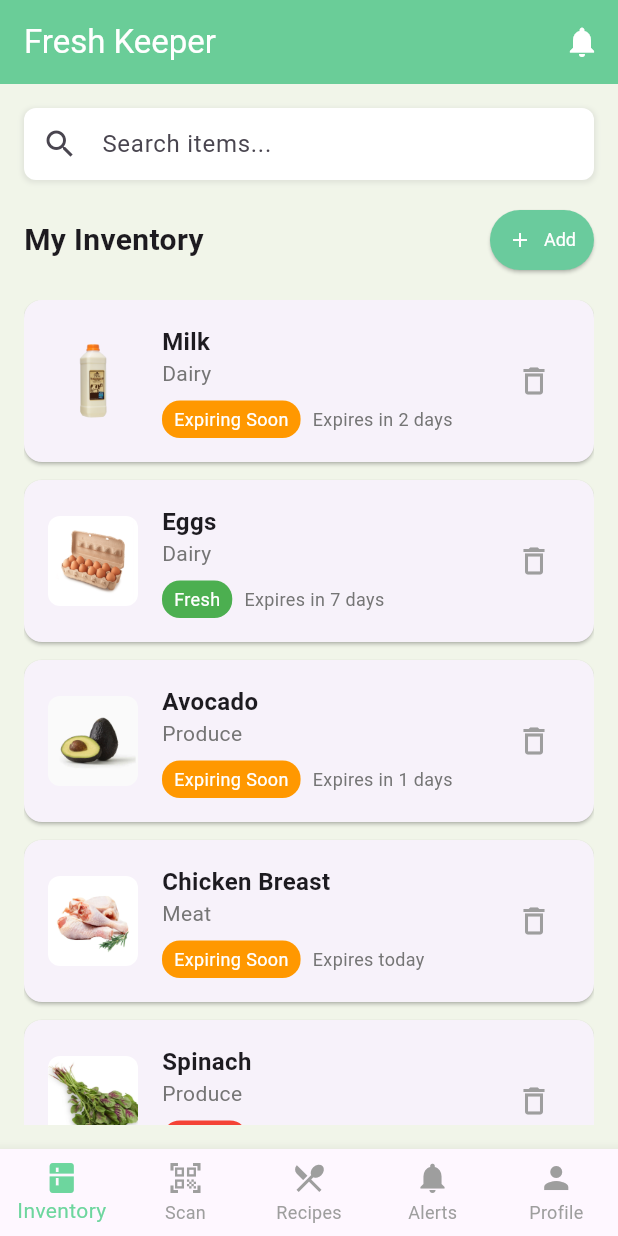
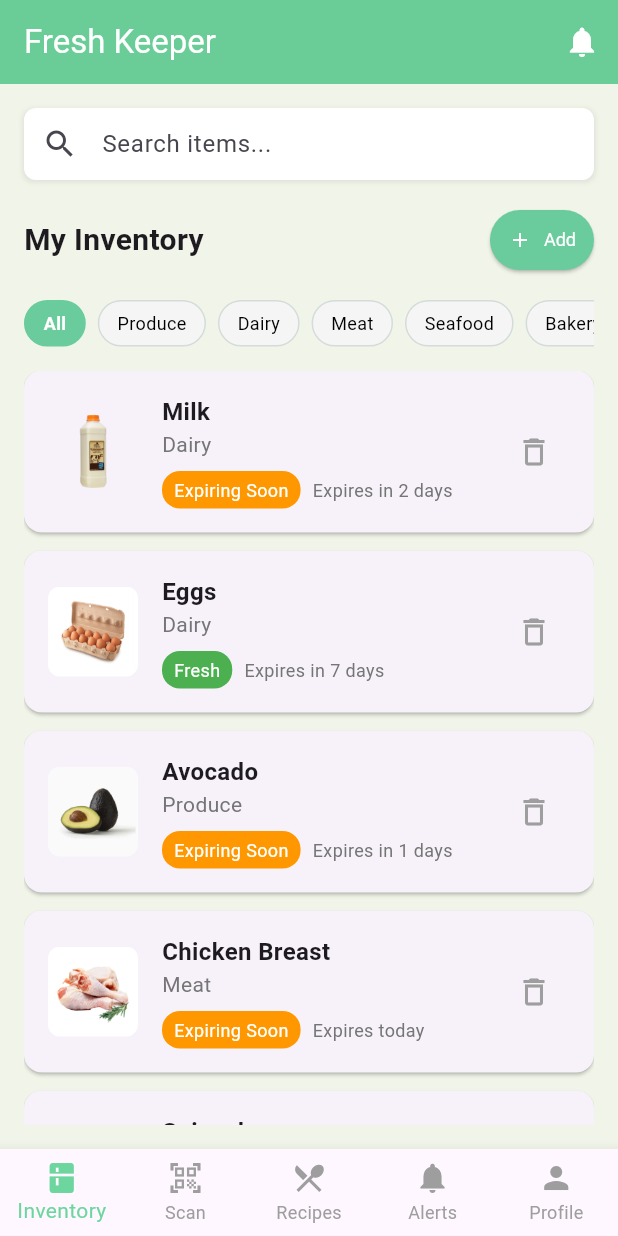
Before and after one commit to ChongSZ7279/KeepFresh, a Flutter app: the screen it shows after launch, on a phone screen of 412 x 824 dp. Run offline on Flutter 3.47's test engine with Material 3 defaults, Android fonts, the phone set to English and light mode, and no system bars.

Commit message:
add filter at inventory page

```diff
--- a/lib/main.dart
+++ b/lib/main.dart
@@ -65,12 +65,14 @@ class Recipe {
   final String name;
   final List<String> ingredients;
   final String image;
+  final String instructions;
 
   Recipe({
     required this.id,
     required this.name,
     required this.ingredients,
     required this.image,
+    required this.instructions,
   });
 }
 
@@ -154,6 +156,7 @@ class InventoryPage extends StatefulWidget {
 class _InventoryPageState extends State<InventoryPage> {
   final TextEditingController _searchController = TextEditingController();
   String _searchTerm = '';
+  String _selectedCategory = 'All';
 
   // Mock data
   final List<FoodItem> _items = [
@@ -182,10 +185,13 @@ class _InventoryPageState extends State<InventoryPage> {
 
   // Get filtered items based on search term
   List<FoodItem> get _filteredItems {
-    return _items.where((item) =>
-      item.name.toLowerCase().contains(_searchTerm.toLowerCase())
-    ).toList();
-  }
+  return _items.where((item) {
+    final matchesSearch = item.name.toLowerCase().contains(_searchTerm.toLowerCase());
+    final matchesCategory = _selectedCategory == 'All' || item.category == _selectedCategory;
+    return matchesSearch && matchesCategory;
+  }).toList();
+}
+
 
   // Get expiry status color and text
   Map<String, dynamic> _getExpiryStatus(int daysLeft) {
@@ -256,6 +262,59 @@ class _InventoryPageState extends State<InventoryPage> {
           ),
           const SizedBox(height: 16),
 
+          // Category list with tappable chips
+          SingleChildScrollView(
+            scrollDirection: Axis.horizontal,
+            child: Row(
+              children: [
+                'All',
+                'Produce',
+                'Dairy',
+                'Meat',
+                'Seafood',
+                'Bakery',
+                'Pantry',
+                'Frozen',
+                'Beverages',
+                'Other',
+              ].map((category) {
+                final isSelected = _selectedCategory == category;
+                return GestureDetector(
+                  onTap: () {
+                    setState(() {
+                      _selectedCategory = category;
+                    });
+                  },
+                  child: Container(
+                    margin: const EdgeInsets.only(right: 8),
+                    padding: const EdgeInsets.symmetric(horizontal: 12, vertical: 6),
+                    decoration: BoxDecoration(
+                    color: isSelected
+                        ? AppColors.secondary
+                        : const Color.fromARGB(255, 245, 245, 245),
+                    borderRadius: BorderRadius.circular(20),
+                    border: Border.all(
+                      color: isSelected ? AppColors.secondary : const Color.fromARGB(255, 212, 220, 217),
+                      width: 1,
+                    ),
+                  ),
+
+                    child: Text(
+                      category,
+                      style: TextStyle(
+                        fontSize: 12,
+                        color: isSelected ? Colors.white : Colors.black,
+                        fontWeight: isSelected ? FontWeight.bold : FontWeight.normal,
+                      ),
+                    ),
+                  ),
+                );
+              }).toList(),
+            ),
+          ),
+
+          const SizedBox(height: 16),
+
           // List of items
           Expanded(
             child: _filteredItems.isEmpty
@@ -515,6 +574,18 @@ class _ScannerPageState extends State<ScannerPage> {
                           fontWeight: FontWeight.bold,
                         ),
                       ),
+                       // Image goes here
+                      Center(
+                        child: ClipRRect(
+                          borderRadius: BorderRadius.circular(12),
+                          child: Image.asset(
+                            'images/yogurt.jpg',
+                            height: 120,
+                            width: 120,
+                            fit: BoxFit.cover,
+                          ),
+                        ),
+                      ),
                       const SizedBox(height: 24),
                       TextFormField(
                         initialValue: _scannedItem!['name'],
@@ -553,7 +624,7 @@ class _ScannerPageState extends State<ScannerPage> {
                                 });
                               },
                               style: ElevatedButton.styleFrom(
-                                backgroundColor: Colors.grey,
+                                backgroundColor: const Color.fromARGB(255, 224, 224, 224),
                                 padding: const EdgeInsets.symmetric(vertical: 16),
                               ),
                               child: const Text('Cancel'),
@@ -596,18 +667,77 @@ class _RecipesPageState extends State<RecipesPage> {
   name: 'Avocado Toast with Eggs',
   ingredients: ['Avocado', 'Eggs', 'Bread'],
   image: 'images/recipe1.jpg',
-    ),
+  instructions: '''
+1. Use a fork to smash the avocado down onto the toasted bread slice.
+
+2. Slice the hard-boiled egg into coins, and then place them on top of the smashed avocado.
+
+3. Finish by sprinkling a little pepper, salt, and a very light drizzle of olive oil on top of the egg.
+''',
+  ),
+
   Recipe(
     id: 2,
     name: 'Creamy Spinach Chicken',
     ingredients: ['Chicken Breast', 'Spinach', 'Milk'],
     image: 'images/recipe2.jpg',
+    instructions: '''
+1. Season the chicken breast with salt and pepper, then cook in a skillet over medium heat until golden brown and fully cooked. Remove and set aside.
+
+2. In the same skillet, add spinach and cook until wilted.
+
+3. Pour in the milk and stir until it begins to simmer. Let it reduce slightly to form a creamy sauce.
+
+4. Return the chicken to the skillet and coat it with the creamy spinach sauce.
+
+5. Simmer for a few more minutes and serve warm.
+''',
+
   ),
   Recipe(
     id: 3,
     name: 'Classic Omelette',
     ingredients: ['Eggs', 'Milk', 'Spinach'],
     image: 'images/recipe3.png',
+    instructions: '''
+1. Crack the eggs into a bowl, add milk, and whisk until well combined.
+
+2. Heat a non-stick pan over medium heat and lightly grease it with oil or butter.
+
+3. Pour the egg mixture into the pan and cook for a minute until it starts to set.
+
+4. Sprinkle chopped spinach evenly over the eggs.
+
+5. Cook until the eggs are fully set, then fold the omelette in half.
+''',
+  ),
+  Recipe(
+    id: 4,
+    name: 'Chicken and Spinach Scramble',
+    ingredients: ['Eggs', 'Milk', 'Spinach', 'Chicken Breast'],
+    image: 'images/recipe4.jpg',
+    instructions: '''
+1. Cook diced chicken breast until fully done.
+
+2. Add chopped spinach and sauté briefly.
+
+3. In a bowl, beat eggs with a splash of milk, then pour over chicken and spinach.
+
+4. Stir continuously until eggs are cooked to a scramble.
+    ''',
+  ),
+  Recipe(
+    id: 5,
+    name: 'Avocado Spinach Smoothie',
+    ingredients: ['Avocado', 'Milk', 'Spinach'],
+    image: 'images/recipe5.jpg',
+    instructions: '''
+1. Blend half an avocado with a handful of spinach and a cup of milk.
+
+2. Add a touch of honey or banana for sweetness.
+
+3. Enjoy as a creamy green smoothie!
+    ''',
   ),
   ];
 
@@ -713,10 +843,11 @@ class _RecipesPageState extends State<RecipesPage> {
                               ),
                             ),
                             const SizedBox(height: 8),
-                            const Text(
-                              'Lorem ipsum dolor sit amet, consectetur adipiscing elit. Nullam auctor, nisi in faucibus ultrices, dolor nulla hendrerit lectus, non sagittis tellus nunc in massa. Sed consectetur felis ac turpis facilisis sollicitudin.',
-                              style: TextStyle(fontSize: 16),
-                            ),
+                            Text(
+                              _selectedRecipe!.instructions,
+                              style: const TextStyle(fontSize: 16),
+                            ),
+
                             const SizedBox(height: 24),
                             SizedBox(
                               width: double.infinity,
```
Also changed, not shown: images/recipe4.jpg (added), images/recipe5.jpg (added), images/yogurt.jpg (added). Lines whose indentation alone changed are shown as unchanged.
